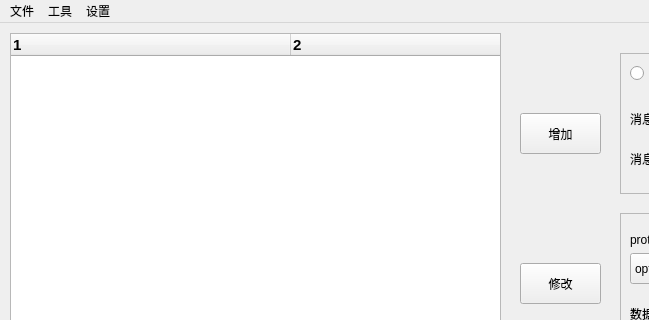
First picture: the form in Designer/tool.ui, repository Addision/ProtoTool, before the edit; both pictures show x 0 to 649 and y 0 to 320 of the 828 by 776 pixel window.
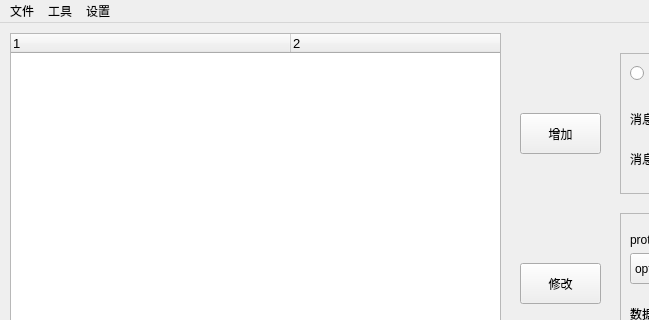
Second picture: the form after the edit.

The edit to the form file:
```diff
--- a/Designer/tool.ui
+++ b/Designer/tool.ui
@@ -34,10 +34,7 @@
     </property>
     <property name="font">
      <font>
-      <family>Arial</family>
-      <pointsize>11</pointsize>
-      <weight>75</weight>
-      <bold>true</bold>
+      <pointsize>10</pointsize>
      </font>
     </property>
     <property name="verticalScrollBarPolicy">
```
